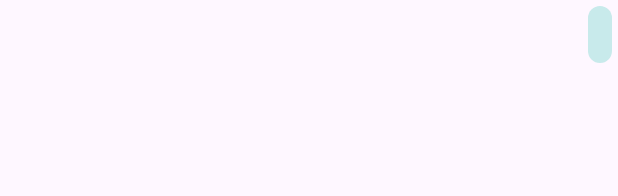
After one commit to ChaosLL1337/SEP-PM-Projekt, an Android app: the layout item_user.xml on its own in the app's theme, with its tools: preview values and no code run, on a phone screen of 412 x 824 dp. The commit adds this screen. Shown: the top 196 px of the screen. Run offline under Robolectric (Android 15) with nearby library versions, the phone set to English and light mode, and no system bars.

```diff
--- /dev/null
+++ b/app/src/main/java/com/example/tut2/Message.kt
@@ -0,0 +1,6 @@
+package com.example.tut2
+
+data class Message(
+    val sender: String, // "User" oder "Bot"
+    val text: String
+)
--- /dev/null
+++ b/app/src/main/res/drawable/user_bubble.xml
@@ -0,0 +1,11 @@
+<?xml version="1.0" encoding="utf-8"?>
+<shape xmlns:android="http://schemas.android.com/apk/res/android"
+    android:shape="rectangle">
+    <solid android:color="#c8eaeb"/>
+    <corners android:radius="16dp"/>
+    <padding
+        android:left="12dp"
+        android:top="8dp"
+        android:right="12dp"
+        android:bottom="8dp"/>
+</shape>
--- /dev/null
+++ b/app/src/main/res/layout/item_user.xml
@@ -0,0 +1,17 @@
+<?xml version="1.0" encoding="utf-8"?>
+<LinearLayout xmlns:android="http://schemas.android.com/apk/res/android"
+    android:layout_width="match_parent"
+    android:layout_height="wrap_content"
+    android:padding="4dp"
+    android:gravity="end"
+    android:orientation="horizontal">
+
+    <TextView
+        android:id="@+id/tvMessage"
+        android:layout_width="wrap_content"
+        android:layout_height="wrap_content"
+        android:background="@drawable/user_bubble"
+        android:padding="8dp"
+        android:textColor="#000"
+        android:textSize="16sp" />
+</LinearLayout>
```
Also changed, not shown: app/src/main/java/com/example/tut2/ChatAdapter.kt (added, +49 -0 lines), app/src/main/java/com/example/tut2/MainActivity.kt (+36 -20 lines), app/src/main/res/drawable/bot_bubble.xml (added, +11 -0 lines), app/src/main/res/layout/activity_main.xml (+5 -7 lines), app/src/main/res/layout/item_bot.xml (added, +17 -0 lines).
